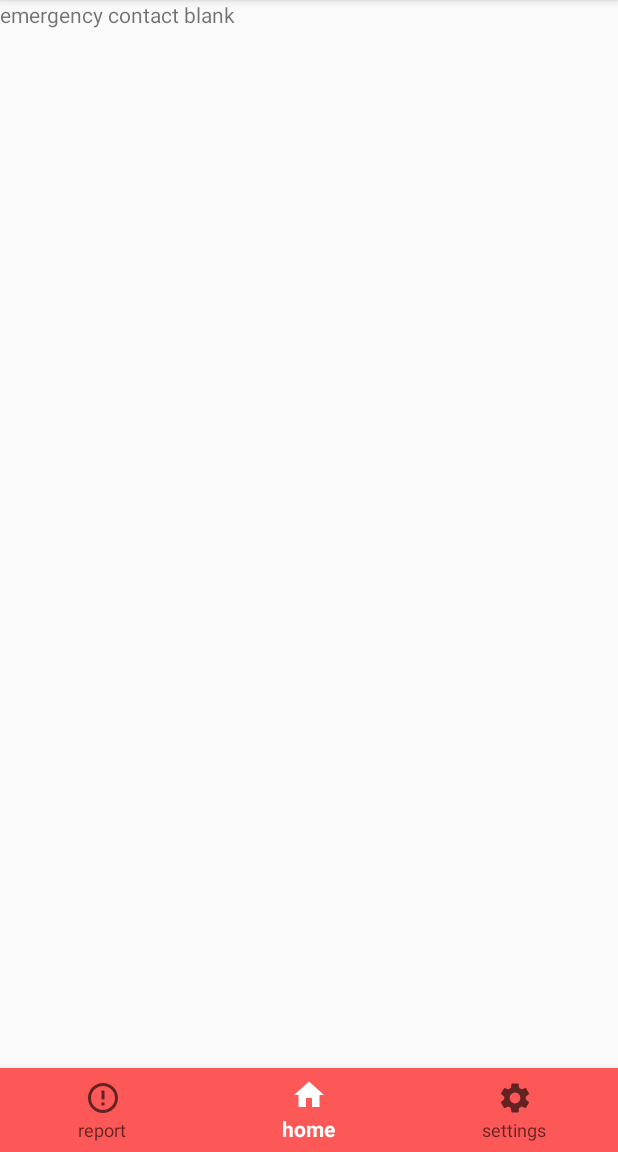
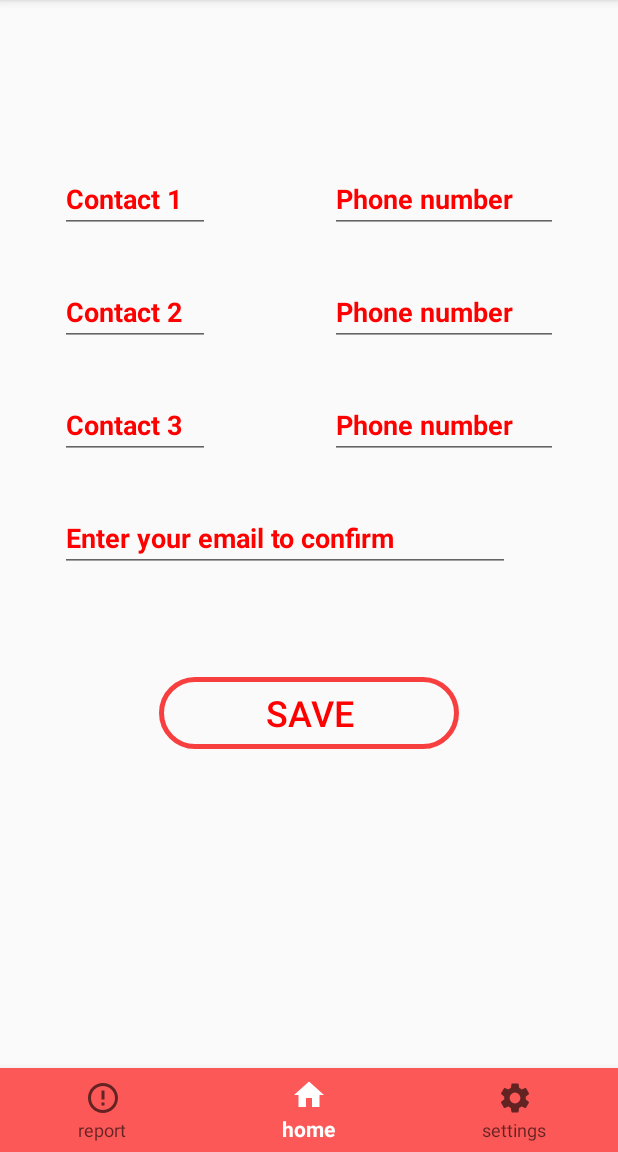
Before and after one commit to Farhad-Uz-Zaman/womanSafetyApp, an Android app: the fragment emergency_contact placed in its activity, on a phone screen of 412 x 824 dp, the part 84-1236 px from its top. Run offline under Robolectric (Android 15) with nearby library versions, the phone set to English and light mode, and no system bars; our stand-ins replace Firebase (no records; nobody signed in at launch, a user with empty details on screens opened directly).

Commit message:
Emergency contacts properly done (cardview may need to be added)

```diff
--- a/app/src/main/java/com/example/womansafetyapp/ContactInfo.java
+++ b/app/src/main/java/com/example/womansafetyapp/ContactInfo.java
@@ -2,19 +2,20 @@ package com.example.womansafetyapp;
 
 public class ContactInfo {
 
-    public String name1,name2,name3,cont1,cont2,cont3;
+    public String name1,name2,name3,cont1,cont2,cont3,Mail;
 
     public ContactInfo(){
 
     }
 
-    public ContactInfo(String name1,String name2,String name3,String cont1,String cont2,String cont3){
+    public ContactInfo(String name1,String name2,String name3,String cont1,String cont2,String cont3,String Mail){
         this.name1=name1;
         this.name2=name2;
         this.name3=name3;
         this.cont1=cont1;
         this.cont2=cont2;
         this.cont3=cont3;
+        this.Mail=Mail;
 
     }
 
--- a/app/src/main/java/com/example/womansafetyapp/contact.java
+++ b/app/src/main/java/com/example/womansafetyapp/contact.java
@@ -23,7 +23,7 @@ import com.google.firebase.database.FirebaseDatabase;
 
 public class contact extends Fragment {
 
-    EditText contact1, contact2, contact3, phonenum1, phonenum2, phonenum3;
+    EditText contact1, contact2, contact3, phonenum1, phonenum2, phonenum3,email;
     Button save;
     DatabaseReference databaseReference;
 
@@ -41,13 +41,14 @@ public class contact extends Fragment {
         View view = inflater.inflate(R.layout.fragment_contact, container, false);
 
 
-        save = (Button) view.findViewById(R.id.send);
+        save = (Button) view.findViewById(R.id.save);
         contact1 = view.findViewById(R.id.contact1);
         contact2 = view.findViewById(R.id.contact2);
         contact3 = view.findViewById(R.id.contact3);
         phonenum1 = view.findViewById(R.id.phonenum1);
         phonenum2 = view.findViewById(R.id.phonenum2);
         phonenum3 = view.findViewById(R.id.phonenum3);
+        email = view.findViewById(R.id.email);
         databaseReference = FirebaseDatabase.getInstance().getReference("Contacts");
 
 
@@ -62,10 +63,11 @@ public class contact extends Fragment {
                 String phone1_string = phonenum1.getText().toString().trim();
                 String phone2_string = phonenum2.getText().toString().trim();
                 String phone3_string = phonenum3.getText().toString().trim();
+                String email_string = email.getText().toString().trim();
 
 
                 String key = databaseReference.push().getKey();
-                ContactInfo cn = new ContactInfo(contact1_string, contact2_string,contact3_string,phone1_string,phone2_string,phone3_string);
+                ContactInfo cn = new ContactInfo(contact1_string, contact2_string,contact3_string,phone1_string,phone2_string,phone3_string,email_string);
 
 
                 databaseReference.child(key).setValue(cn);
--- a/app/src/main/java/com/example/womansafetyapp/emergency_contact.java
+++ b/app/src/main/java/com/example/womansafetyapp/emergency_contact.java
@@ -1,12 +1,23 @@
 package com.example.womansafetyapp;
 
+import android.content.Intent;
 import android.os.Bundle;
 
+import androidx.annotation.NonNull;
 import androidx.fragment.app.Fragment;
 
 import android.view.LayoutInflater;
 import android.view.View;
 import android.view.ViewGroup;
+import android.widget.Button;
+import android.widget.EditText;
+import android.widget.Toast;
+
+import com.google.android.gms.tasks.OnCompleteListener;
+import com.google.android.gms.tasks.Task;
+import com.google.firebase.auth.FirebaseAuth;
+import com.google.firebase.database.DatabaseReference;
+import com.google.firebase.database.FirebaseDatabase;
 
 /**
  * A simple {@link Fragment} subclass.
@@ -23,6 +34,10 @@ public class emergency_contact extends Fragment {
     // TODO: Rename and change types of parameters
     private String mParam1;
     private String mParam2;
+
+    EditText contact1, contact2, contact3, phonenum1, phonenum2, phonenum3,email;
+    Button save;
+    DatabaseReference databaseReference;
 
     public emergency_contact() {
         // Required empty public constructor
@@ -59,6 +74,66 @@ public class emergency_contact extends Fragment {
     public View onCreateView(LayoutInflater inflater, ViewGroup container,
                              Bundle savedInstanceState) {
         // Inflate the layout for this fragment
-        return inflater.inflate(R.layout.fragment_emergency_contact, container, false);
+        View view= inflater.inflate(R.layout.fragment_emergency_contact, container, false);
+
+        save = (Button) view.findViewById(R.id.save);
+        contact1 = view.findViewById(R.id.contact1);
+        contact2 = view.findViewById(R.id.contact2);
+        contact3 = view.findViewById(R.id.contact3);
+        phonenum1 = view.findViewById(R.id.phonenum1);
+        phonenum2 = view.findViewById(R.id.phonenum2);
+        phonenum3 = view.findViewById(R.id.phonenum3);
+        email = view.findViewById(R.id.email);
+        databaseReference= FirebaseDatabase.getInstance().getReference("Contacts");
+
+
+        save.setOnClickListener(new View.OnClickListener() {
+            @Override
+            public void onClick(View v) {
+
+
+                String contact1_string = contact1.getText().toString().trim();
+                String contact2_string = contact2.getText().toString().trim();
+                String contact3_string = contact3.getText().toString().trim();
+                String phone1_string = phonenum1.getText().toString().trim();
+                String phone2_string = phonenum2.getText().toString().trim();
+                String phone3_string = phonenum3.getText().toString().trim();
+                String email_string = email.getText().toString().trim();
+
+
+
+                ContactInfo cn = new ContactInfo(contact1_string, contact2_string,contact3_string,phone1_string,phone2_string,phone3_string,email_string);
+
+
+                FirebaseDatabase.getInstance().getReference("Contacts")
+                        .child(FirebaseAuth.getInstance().getCurrentUser().getUid())
+                        .setValue(cn).addOnCompleteListener(new OnCompleteListener<Void>() {
+                            @Override
+                            public void onComplete(@NonNull Task<Void> task) {
+
+                                if (task.isSuccessful()) {
+
+                                    Toast.makeText(getActivity(), "Saved", Toast.LENGTH_SHORT).show();
+
+
+
+                                } else {
+                                    Toast.makeText(getActivity(), "Failed", Toast.LENGTH_SHORT).show();
+                                }
+                            }
+                        });
+
+
+
+
+
+            }
+        });
+
+
+        return view;
     }
+
+
+
 }
--- a/app/src/main/java/com/example/womansafetyapp/home.java
+++ b/app/src/main/java/com/example/womansafetyapp/home.java
@@ -13,6 +13,8 @@ import android.media.MediaPlayer;
 import android.media.MediaRecorder;
 import android.os.Bundle;
 import android.app.Activity;
+
+import androidx.annotation.NonNull;
 import androidx.annotation.Nullable;
 import androidx.core.app.ActivityCompat;
 import androidx.fragment.app.Fragment;
@@ -30,6 +32,11 @@ import android.widget.Toast;
 import android.widget.VideoView;
 
 import com.google.firebase.auth.FirebaseAuth;
+import com.google.firebase.database.DataSnapshot;
+import com.google.firebase.database.DatabaseError;
+import com.google.firebase.database.DatabaseReference;
+import com.google.firebase.database.FirebaseDatabase;
+import com.google.firebase.database.ValueEventListener;
 
 import java.io.File;
 import java.io.IOException;
@@ -53,8 +60,10 @@ public class home extends Fragment implements SensorEventListener {
     private float threshold = 9.66f;
     int state=0;
     private Vibrator vibrates;
-    String contact="+8801993263705";
+    private DatabaseReference ref;
+    String contact="+8801973376517";
     String msg="Safety app test";
+    String email;
 
 
     private MediaRecorder record;
@@ -97,7 +106,16 @@ public class home extends Fragment implements SensorEventListener {
         yval = (TextView) view.findViewById(R.id.yValue);
         zval = (TextView) view.findViewById(R.id.zValue);
 
+        ref= FirebaseDatabase.getInstance().getReference().child("Contacts");
 
+
+        Bundle bundle= getActivity().getIntent().getExtras();
+        if(bundle!=null){
+
+            email = bundle.getString("EMAIL");
+
+
+        }
 
 
 
@@ -251,12 +269,55 @@ public class home extends Fragment implements SensorEventListener {
                 //vibrates.vibrate(VibrationEffect.createOneShot(500, VibrationEffect.DEFAULT_AMPLITUDE));
                 vibrates.vibrate(1000);
 
-             /*   Intent intent = new Intent(getActivity(),SmsTest.class);
-                intent.putExtra("some","some text");
-                startActivity(intent); */
 
-                SmsManager smsManager = SmsManager.getDefault();
-                smsManager.sendTextMessage(contact,null,msg,null,null);
+
+
+
+                ref.addValueEventListener(new ValueEventListener() {
+
+
+                    @Override
+                    public void onDataChange(@NonNull DataSnapshot dataSnapshot) {
+
+                        for(DataSnapshot dataSnapshot1 : dataSnapshot.getChildren()){
+
+                            ContactInfo  contactinfo = dataSnapshot1.getValue(ContactInfo.class);
+
+
+
+                              if(email.equals(contactinfo.Mail)) {
+
+                                  SmsManager smsManager1 = SmsManager.getDefault();
+                                  smsManager1.sendTextMessage(contactinfo.cont1, null, msg, null, null);
+                                  SmsManager smsManager2 = SmsManager.getDefault();
+                                  smsManager2.sendTextMessage(contactinfo.cont2, null, msg, null, null);
+                                  SmsManager smsManager3 = SmsManager.getDefault();
+                                  smsManager3.sendTextMessage(contactinfo.cont3, null, msg, null, null);
+
+                              }
+
+
+
+                        }
+
+
+                    }
+
+                    @Override
+                    public void onCancelled(@NonNull DatabaseError databaseError) {
+
+                    }
+                });
+
+
+
+
+
+
+
+
+
+
 
 
 
--- a/app/src/main/res/layout/fragment_emergency_contact.xml
+++ b/app/src/main/res/layout/fragment_emergency_contact.xml
@@ -1,14 +1,154 @@
 <?xml version="1.0" encoding="utf-8"?>
-<FrameLayout xmlns:android="http://schemas.android.com/apk/res/android"
+<RelativeLayout xmlns:android="http://schemas.android.com/apk/res/android"
     xmlns:tools="http://schemas.android.com/tools"
     android:layout_width="match_parent"
     android:layout_height="match_parent"
-    tools:context=".emergency_contact">
+    tools:context=".contact">
 
     <!-- TODO: Update blank fragment layout -->
-    <TextView
-        android:layout_width="match_parent"
-        android:layout_height="match_parent"
-        android:text="emergency contact blank" />
+    <RelativeLayout
 
-</FrameLayout>
+
+        android:layout_marginTop="80dp"
+        android:layout_width="wrap_content"
+        android:layout_height="wrap_content">
+
+
+
+
+        <EditText
+
+            android:id="@+id/contact1"
+            android:layout_width="100dp"
+            android:layout_height="wrap_content"
+            android:layout_marginRight="40dp"
+            android:layout_marginLeft="40dp"
+            android:textSize="18sp"
+            android:textStyle="bold"
+            android:hint="Contact 1"
+            android:textColorHint="#ff0000"
+            android:layout_marginTop="30dp"
+
+
+            />
+        <EditText
+            android:id="@+id/phonenum1"
+            android:layout_width="200dp"
+            android:layout_height="wrap_content"
+            android:layout_toEndOf="@+id/contact1"
+            android:layout_marginRight="40dp"
+            android:hint="Phone number"
+            android:textSize="18sp"
+            android:layout_marginLeft="40dp"
+            android:textStyle="bold"
+            android:textColorHint="#ff0000"
+            android:layout_marginTop="30dp"
+
+
+            />
+
+        <EditText
+
+            android:id="@+id/contact2"
+            android:layout_below="@+id/contact1"
+            android:layout_width="100dp"
+            android:layout_height="wrap_content"
+            android:layout_marginRight="40dp"
+            android:layout_marginLeft="40dp"
+            android:textSize="18sp"
+            android:textStyle="bold"
+            android:hint="Contact 2"
+            android:textColorHint="#ff0000"
+            android:layout_marginTop="30dp"
+
+
+            />
+
+        <EditText
+            android:id="@+id/phonenum2"
+            android:layout_width="200dp"
+            android:layout_height="wrap_content"
+            android:layout_toEndOf="@+id/contact2"
+            android:layout_below="@id/contact1"
+            android:layout_marginRight="40dp"
+            android:hint="Phone number"
+            android:textSize="18sp"
+            android:layout_marginLeft="40dp"
+            android:textStyle="bold"
+            android:textColorHint="#ff0000"
+            android:layout_marginTop="30dp"
+
+
+            />
+
+        <EditText
+
+            android:id="@+id/contact3"
+            android:layout_below="@+id/contact2"
+            android:layout_width="100dp"
+            android:layout_height="wrap_content"
+            android:layout_marginRight="40dp"
+            android:layout_marginLeft="40dp"
+            android:textSize="18sp"
+            android:textStyle="bold"
+            android:hint="Contact 3"
+            android:textColorHint="#ff0000"
+            android:layout_marginTop="30dp"
+
+
+            />
+
+        <EditText
+            android:id="@+id/phonenum3"
+            android:layout_width="200dp"
+            android:layout_height="wrap_content"
+            android:layout_toEndOf="@+id/contact3"
+            android:layout_below="@id/contact2"
+            android:layout_marginRight="40dp"
+            android:hint="Phone number"
+            android:textSize="18sp"
+            android:layout_marginLeft="40dp"
+            android:textStyle="bold"
+            android:textColorHint="#ff0000"
+            android:layout_marginTop="30dp"
+
+
+            />
+
+        <EditText
+            android:id="@+id/email"
+            android:layout_width="300dp"
+            android:layout_height="wrap_content"
+            android:layout_below="@id/contact3"
+            android:layout_marginRight="40dp"
+            android:hint="Enter your email to confirm"
+            android:textSize="18sp"
+            android:layout_marginLeft="40dp"
+            android:textStyle="bold"
+            android:textColorHint="#ff0000"
+            android:layout_marginTop="30dp"
+
+
+            />
+
+        <Button
+
+
+            android:id="@+id/save"
+            android:layout_width="200dp"
+            android:layout_height="wrap_content"
+            android:layout_below="@+id/email"
+            android:layout_centerHorizontal="true"
+            android:background="@drawable/custom_button"
+            android:layout_marginTop="70dp"
+            android:text="Save"
+            android:textSize="24sp"
+            android:textColor="#FF0000"
+
+
+             />
+
+
+    </RelativeLayout>
+
+</RelativeLayout>
```
